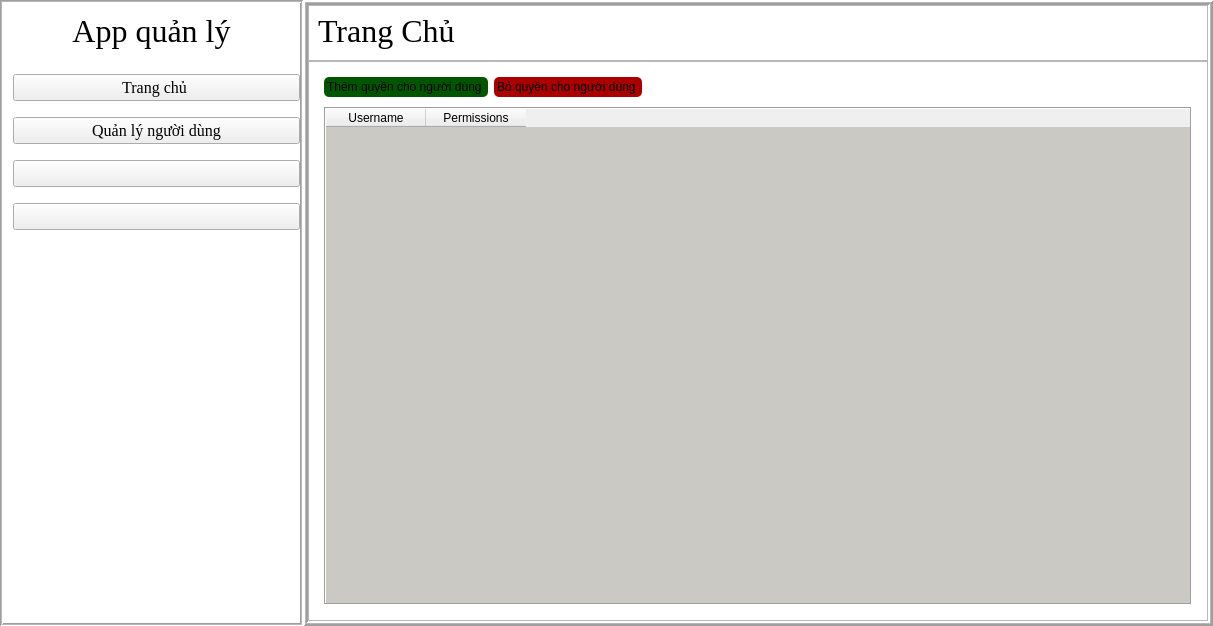
The window that ui/admin_dashboard.ui (DTNS2905/App_quan_ly_python_qt_) describes before a commit, drawn with Qt 5.
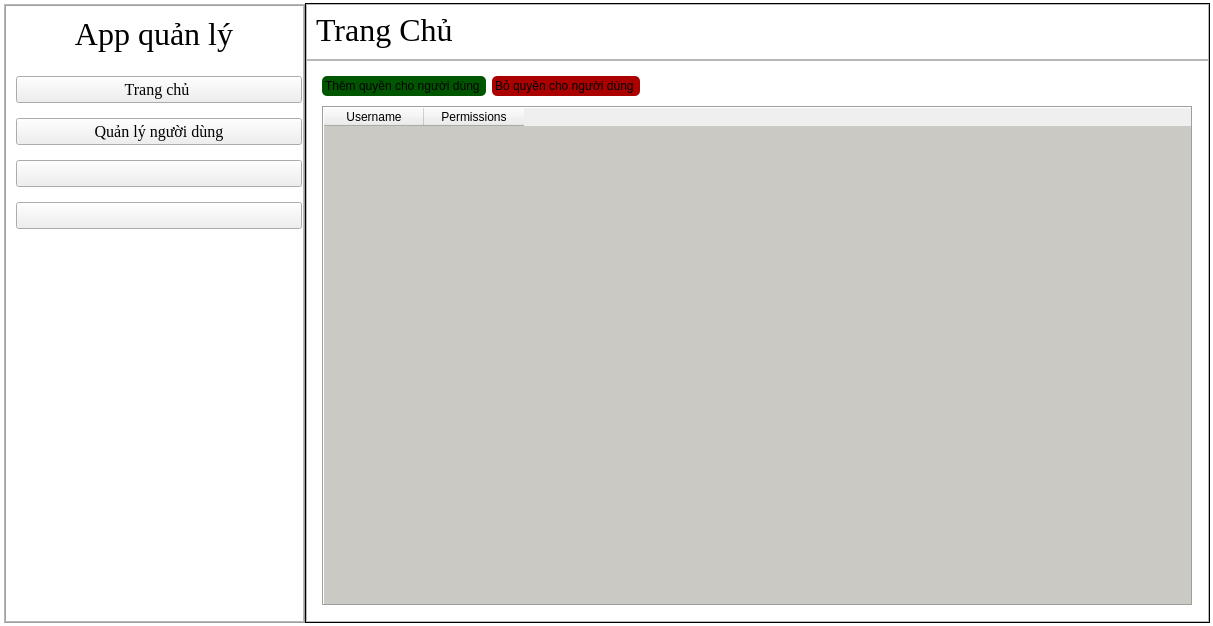
The same window after the commit. Icons and pictures are not drawn.

```diff
--- a/ui/admin_dashboard.ui
+++ b/ui/admin_dashboard.ui
@@ -152,16 +152,16 @@
      <number>0</number>
     </property>
     <property name="leftMargin">
-     <number>0</number>
+     <number>3</number>
     </property>
     <property name="topMargin">
-     <number>0</number>
+     <number>3</number>
     </property>
     <property name="rightMargin">
-     <number>0</number>
+     <number>3</number>
     </property>
     <property name="bottomMargin">
-     <number>0</number>
+     <number>3</number>
     </property>
     <item>
      <widget class="QFrame" name="left_menu">
@@ -184,7 +184,7 @@
        <enum>QFrame::Shape::Box</enum>
       </property>
       <property name="frameShadow">
-       <enum>QFrame::Shadow::Sunken</enum>
+       <enum>QFrame::Shadow::Raised</enum>
       </property>
       <property name="lineWidth">
        <number>1</number>
@@ -477,10 +477,10 @@
        <enum>QFrame::Shape::Box</enum>
       </property>
       <property name="frameShadow">
-       <enum>QFrame::Shadow::Raised</enum>
+       <enum>QFrame::Shadow::Plain</enum>
       </property>
       <property name="lineWidth">
-       <number>2</number>
+       <number>1</number>
       </property>
       <property name="midLineWidth">
        <number>1</number>
@@ -762,8 +762,8 @@
                <rect>
                 <x>0</x>
                 <y>0</y>
-                <width>898</width>
-                <height>558</height>
+                <width>901</width>
+                <height>560</height>
                </rect>
               </property>
               <property name="sizeIncrement">
@@ -1119,18 +1119,18 @@
                        <colorrole role="Base">
                         <brush brushstyle="SolidPattern">
                          <color alpha="255">
-                          <red>203</red>
-                          <green>201</green>
-                          <blue>196</blue>
+                          <red>250</red>
+                          <green>249</green>
+                          <blue>246</blue>
                          </color>
                         </brush>
                        </colorrole>
                        <colorrole role="Window">
                         <brush brushstyle="SolidPattern">
                          <color alpha="255">
-                          <red>203</red>
-                          <green>201</green>
-                          <blue>196</blue>
+                          <red>250</red>
+                          <green>249</green>
+                          <blue>246</blue>
                          </color>
                         </brush>
                        </colorrole>
@@ -1184,18 +1184,18 @@
                        <colorrole role="Base">
                         <brush brushstyle="SolidPattern">
                          <color alpha="255">
-                          <red>203</red>
-                          <green>201</green>
-                          <blue>196</blue>
+                          <red>250</red>
+                          <green>249</green>
+                          <blue>246</blue>
                          </color>
                         </brush>
                        </colorrole>
                        <colorrole role="Window">
                         <brush brushstyle="SolidPattern">
                          <color alpha="255">
-                          <red>203</red>
-                          <green>201</green>
-                          <blue>196</blue>
+                          <red>250</red>
+                          <green>249</green>
+                          <blue>246</blue>
                          </color>
                         </brush>
                        </colorrole>
@@ -1249,18 +1249,18 @@
                        <colorrole role="Base">
                         <brush brushstyle="SolidPattern">
                          <color alpha="255">
-                          <red>203</red>
-                          <green>201</green>
-                          <blue>196</blue>
+                          <red>250</red>
+                          <green>249</green>
+                          <blue>246</blue>
                          </color>
                         </brush>
                        </colorrole>
                        <colorrole role="Window">
                         <brush brushstyle="SolidPattern">
                          <color alpha="255">
-                          <red>203</red>
-                          <green>201</green>
-                          <blue>196</blue>
+                          <red>250</red>
+                          <green>249</green>
+                          <blue>246</blue>
                          </color>
                         </brush>
                        </colorrole>
@@ -1457,6 +1457,33 @@
                 <property name="palette">
                  <palette>
                   <active>
+                   <colorrole role="WindowText">
+                    <brush brushstyle="SolidPattern">
+                     <color alpha="255">
+                      <red>0</red>
+                      <green>0</green>
+                      <blue>0</blue>
+                     </color>
+                    </brush>
+                   </colorrole>
+                   <colorrole role="Text">
+                    <brush brushstyle="SolidPattern">
+                     <color alpha="255">
+                      <red>0</red>
+                      <green>0</green>
+                      <blue>0</blue>
+                     </color>
+                    </brush>
+                   </colorrole>
+                   <colorrole role="ButtonText">
+                    <brush brushstyle="SolidPattern">
+                     <color alpha="255">
+                      <red>0</red>
+                      <green>0</green>
+                      <blue>0</blue>
+                     </color>
+                    </brush>
+                   </colorrole>
                    <colorrole role="Base">
                     <brush brushstyle="SolidPattern">
                      <color alpha="255">
@@ -1477,6 +1504,33 @@
                    </colorrole>
                   </active>
                   <inactive>
+                   <colorrole role="WindowText">
+                    <brush brushstyle="SolidPattern">
+                     <color alpha="255">
+                      <red>0</red>
+                      <green>0</green>
+                      <blue>0</blue>
+                     </color>
+                    </brush>
+                   </colorrole>
+                   <colorrole role="Text">
+                    <brush brushstyle="SolidPattern">
+                     <color alpha="255">
+                      <red>0</red>
+                      <green>0</green>
+                      <blue>0</blue>
+                     </color>
+                    </brush>
+                   </colorrole>
+                   <colorrole role="ButtonText">
+                    <brush brushstyle="SolidPattern">
+                     <color alpha="255">
+                      <red>0</red>
+                      <green>0</green>
+                      <blue>0</blue>
+                     </color>
+                    </brush>
+                   </colorrole>
                    <colorrole role="Base">
                     <brush brushstyle="SolidPattern">
                      <color alpha="255">
@@ -1527,6 +1581,9 @@
                 <property name="midLineWidth">
                  <number>0</number>
                 </property>
+                <property name="dragDropMode">
+                 <enum>QAbstractItemView::DragDropMode::NoDragDrop</enum>
+                </property>
                 <column>
                  <property name="text">
                   <string>Username</string>
```
